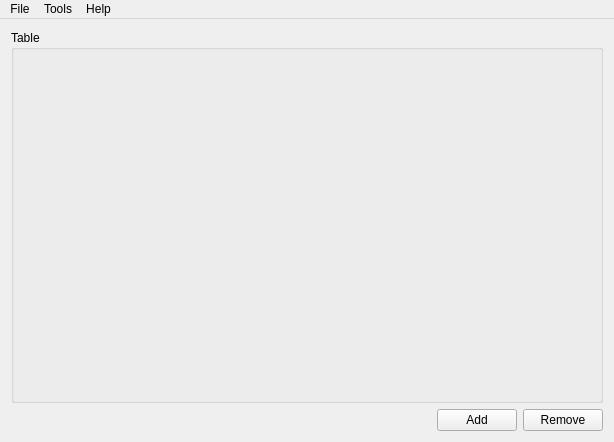
Qt form Src/MainWindow.ui (gomons/Programm) before a commit.
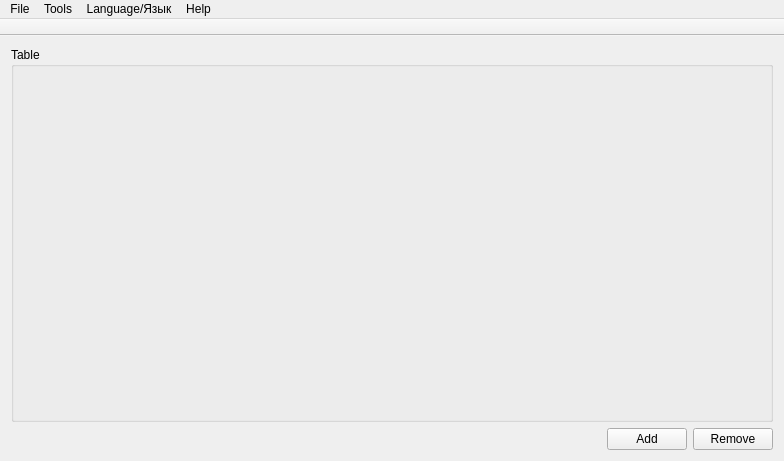
The same form after that commit. Icons and pictures are not drawn.

Commit message: Language switch added. Icons for toolbar added.

```diff
--- a/Src/MainWindow.ui
+++ b/Src/MainWindow.ui
@@ -6,8 +6,8 @@
    <rect>
     <x>0</x>
     <y>0</y>
-    <width>614</width>
-    <height>442</height>
+    <width>784</width>
+    <height>461</height>
    </rect>
   </property>
   <property name="windowTitle">
@@ -76,7 +76,7 @@
     <rect>
      <x>0</x>
      <y>0</y>
-     <width>614</width>
+     <width>784</width>
      <height>21</height>
     </rect>
    </property>
@@ -99,10 +99,35 @@
     </property>
     <addaction name="aboutAction"/>
    </widget>
+   <widget class="QMenu" name="menuLanguage">
+    <property name="title">
+     <string>Language/Язык</string>
+    </property>
+    <addaction name="englishAction"/>
+    <addaction name="russianAction"/>
+   </widget>
    <addaction name="menu"/>
    <addaction name="menuTools"/>
+   <addaction name="menuLanguage"/>
    <addaction name="menuHelp"/>
   </widget>
+  <widget class="QToolBar" name="toolBar">
+   <property name="windowTitle">
+    <string>tools</string>
+   </property>
+   <property name="movable">
+    <bool>false</bool>
+   </property>
+   <property name="floatable">
+    <bool>false</bool>
+   </property>
+   <attribute name="toolBarArea">
+    <enum>TopToolBarArea</enum>
+   </attribute>
+   <attribute name="toolBarBreak">
+    <bool>false</bool>
+   </attribute>
+  </widget>
   <action name="selectHeadersAction">
    <property name="text">
     <string>Select headers</string>
```
Left out of the diff: 22 changed lines with no effect on the pictures. The commit also changes 21 other files.
